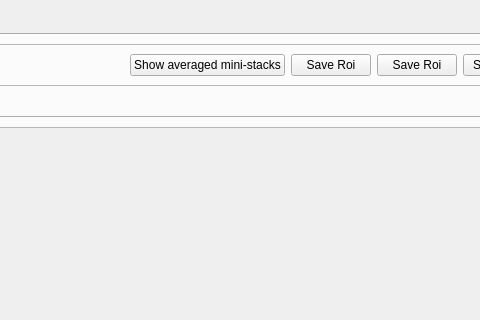
Qt form qt_src/qt_ui/mainUI.ui (JiaaZe/Enface-giantin-project) before a commit; both pictures show x 758 to 1238 and y 0 to 320 of the 1331 by 759 pixel window.
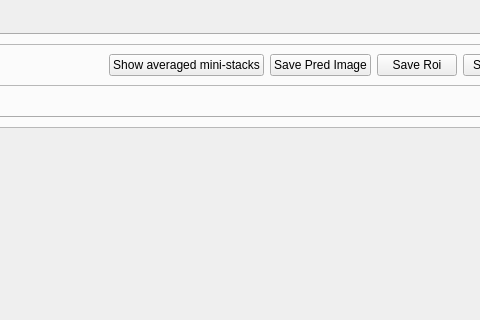
The same form after that commit. The open tabs and pages were chosen to show the change.

Commit message: Add button save pred images. Save predictions tif of input images.

The edit to the form file:
```diff
--- a/qt_src/qt_ui/mainUI.ui
+++ b/qt_src/qt_ui/mainUI.ui
@@ -1027,9 +1027,9 @@
             </widget>
            </item>
            <item>
-            <widget class="QPushButton" name="btn_save_roi">
+            <widget class="QPushButton" name="btn_save_pred">
              <property name="text">
-              <string>Save Roi</string>
+              <string>Save Pred Image</string>
              </property>
             </widget>
            </item>
```
Left out of the diff: 4 changed lines with no effect on the pictures. The commit also changes 2 other files.
